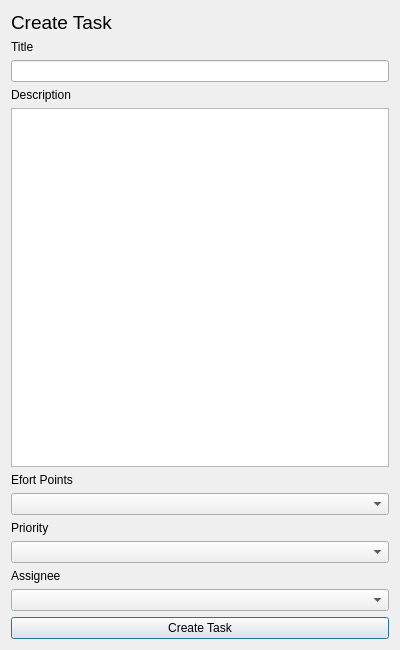
This is views/forms/newtaskform.ui in BelchieBen/BenjaminBelcherAssessment as Qt 5 draws it before an edit. The edited form follows.
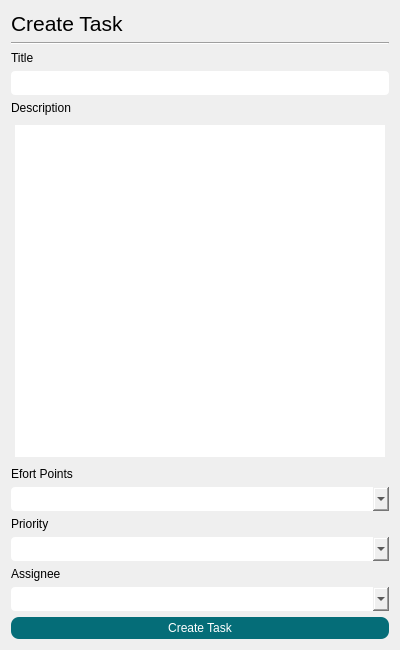
This is the edited form.

Patch:
```diff
--- a/views/forms/newtaskform.ui
+++ b/views/forms/newtaskform.ui
@@ -26,7 +26,7 @@
       <widget class="QLabel" name="label">
        <property name="font">
         <font>
-         <pointsize>14</pointsize>
+         <pointsize>16</pointsize>
         </font>
        </property>
        <property name="text">
@@ -34,6 +34,13 @@
        </property>
       </widget>
      </item>
+     <item>
+      <widget class="Line" name="line">
+       <property name="orientation">
+        <enum>Qt::Horizontal</enum>
+       </property>
+      </widget>
+     </item>
      <item>
       <widget class="QLabel" name="TitleLbl">
        <property name="text">
@@ -42,7 +49,12 @@
       </widget>
      </item>
      <item>
-      <widget class="QLineEdit" name="Title"/>
+      <widget class="QLineEdit" name="Title">
+       <property name="styleSheet">
+        <string notr="true">border-radius:4px;
+padding:4px;</string>
+       </property>
+      </widget>
      </item>
      <item>
       <widget class="QLabel" name="DescLbl">
@@ -52,7 +64,12 @@
       </widget>
      </item>
      <item>
-      <widget class="QPlainTextEdit" name="Description"/>
+      <widget class="QPlainTextEdit" name="Description">
+       <property name="styleSheet">
+        <string notr="true">border-radius:4px;
+padding:4px;</string>
+       </property>
+      </widget>
      </item>
      <item>
       <widget class="QLabel" name="EffortLbl">
@@ -62,7 +79,12 @@
       </widget>
      </item>
      <item>
-      <widget class="QComboBox" name="EffortBox"/>
+      <widget class="QComboBox" name="EffortBox">
+       <property name="styleSheet">
+        <string notr="true">border-radius:4px;
+padding:4px;</string>
+       </property>
+      </widget>
      </item>
      <item>
       <widget class="QLabel" name="PriorityLbl">
@@ -72,7 +94,12 @@
       </widget>
      </item>
      <item>
-      <widget class="QComboBox" name="PriorityBox"/>
+      <widget class="QComboBox" name="PriorityBox">
+       <property name="styleSheet">
+        <string notr="true">border-radius:4px;
+padding:4px;</string>
+       </property>
+      </widget>
      </item>
      <item>
       <widget class="QLabel" name="label_2">
@@ -82,10 +109,24 @@
       </widget>
      </item>
      <item>
-      <widget class="QComboBox" name="AssigneeBox"/>
+      <widget class="QComboBox" name="AssigneeBox">
+       <property name="styleSheet">
+        <string notr="true">border-radius:4px;
+padding:4px;</string>
+       </property>
+      </widget>
      </item>
      <item>
       <widget class="QPushButton" name="CreateTaskBtn">
+       <property name="styleSheet">
+        <string notr="true">background-color: rgb(5, 109, 120);
+color: rgb(255, 255, 255);
+border-radius:8px;
+padding-top:4px;
+padding-bottom:4px;
+padding-left:25px;
+padding-right:25px;</string>
+       </property>
        <property name="text">
         <string>Create Task</string>
        </property>
```
